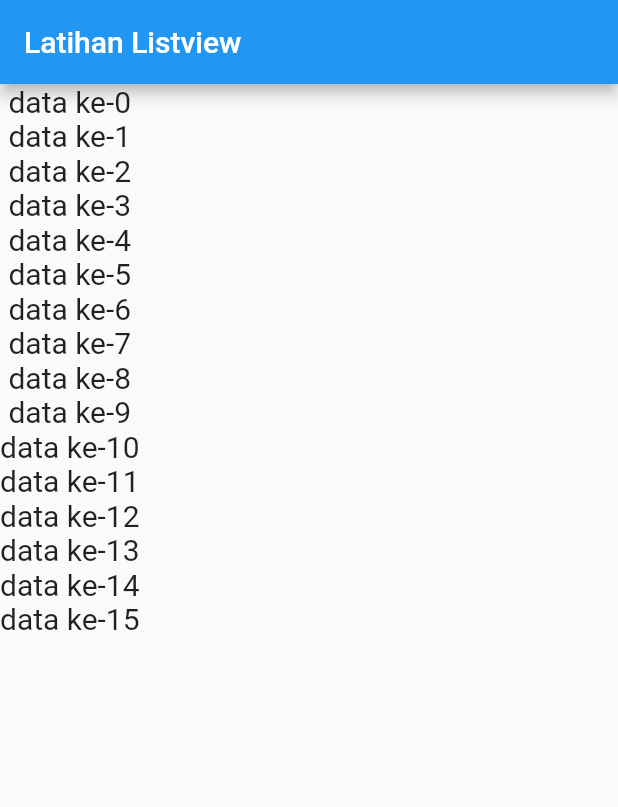
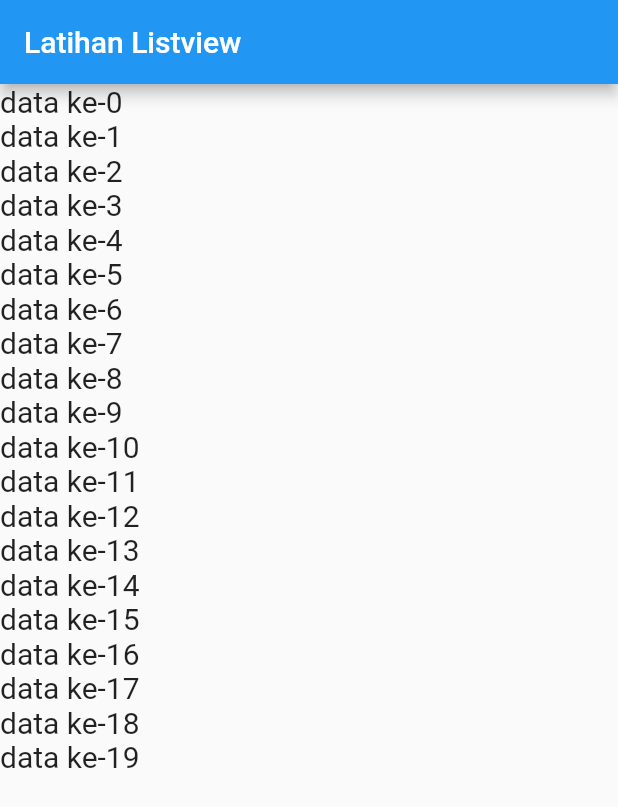
Before and after one commit to mindatama/GIT, a Flutter app: the screen it shows after launch, on a phone screen of 412 x 824 dp. Shown: the top 807 px of the screen. Run offline on Flutter 3.47's test engine with Material 2 defaults, Android fonts, the light colour scheme and no system bars.

Commit message:
hello_world_flutter ganti contoh pada body: column ke listview supaya tidak error

```diff
--- a/hello_world_flutter/lib/main.dart
+++ b/hello_world_flutter/lib/main.dart
@@ -15,7 +15,7 @@ class _MyappState extends State<Myapp> {
   List<Widget> widgets = [];
 
   _MyappState() {
-    for (int i = 0; i <= 15; i++)
+    for (int i = 0; i <= 19; i++)
       widgets.add(Text(
         "data ke-" + i.toString(),
         style: TextStyle(fontSize: 20),
@@ -29,7 +29,7 @@ class _MyappState extends State<Myapp> {
         appBar: AppBar(
           title: Text("Latihan Listview"),
         ),
-        body: Column(
+        body: ListView(
           children: widgets,
         ),
       ),
```
